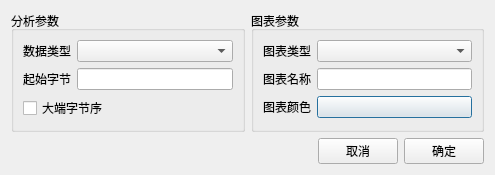
Old version of the form src/pages/page/charts/xyserial/SAKXYSerialEditDialog.ui in the repository x-tools-author/x-tools.
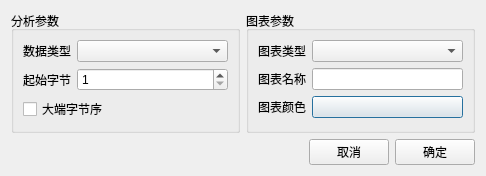
New version of the form.

The edit to the form file:
```diff
--- a/src/pages/page/charts/xyserial/SAKXYSerialEditDialog.ui
+++ b/src/pages/page/charts/xyserial/SAKXYSerialEditDialog.ui
@@ -6,7 +6,7 @@
    <rect>
     <x>0</x>
     <y>0</y>
-    <width>495</width>
+    <width>486</width>
     <height>154</height>
    </rect>
   </property>
@@ -34,7 +34,14 @@
        </widget>
       </item>
       <item row="0" column="1">
-       <widget class="QComboBox" name="dataTypeComboBox"/>
+       <widget class="QComboBox" name="dataTypeComboBox">
+        <property name="sizePolicy">
+         <sizepolicy hsizetype="Expanding" vsizetype="Fixed">
+          <horstretch>0</horstretch>
+          <verstretch>0</verstretch>
+         </sizepolicy>
+        </property>
+       </widget>
       </item>
       <item row="1" column="0">
        <widget class="QLabel" name="label_2">
@@ -43,13 +50,6 @@
         </property>
        </widget>
       </item>
-      <item row="1" column="1">
-       <widget class="QLineEdit" name="startByteLineEdit">
-        <property name="text">
-         <string notr="true"/>
-        </property>
-       </widget>
-      </item>
       <item row="2" column="0" colspan="2">
        <widget class="QCheckBox" name="bigEndianCheckBox">
         <property name="text">
@@ -57,6 +57,16 @@
         </property>
        </widget>
       </item>
+      <item row="1" column="1">
+       <widget class="QSpinBox" name="startByteSpinBox">
+        <property name="minimum">
+         <number>1</number>
+        </property>
+        <property name="maximum">
+         <number>999</number>
+        </property>
+       </widget>
+      </item>
      </layout>
     </widget>
    </item>
```
